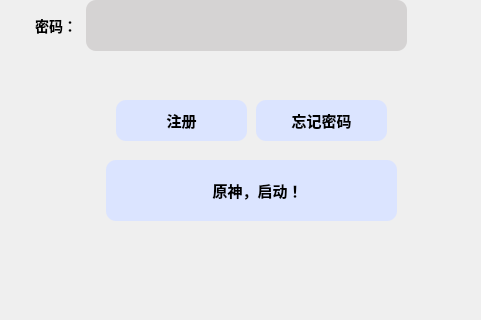
This is Client/login.ui in BIT-Linpop-DevTeam/LinpopClientDemo as Qt 5 draws it before an edit; both pictures show x 784 to 1265 and y 420 to 740 of the 1265 by 826 pixel window. The edited form follows.
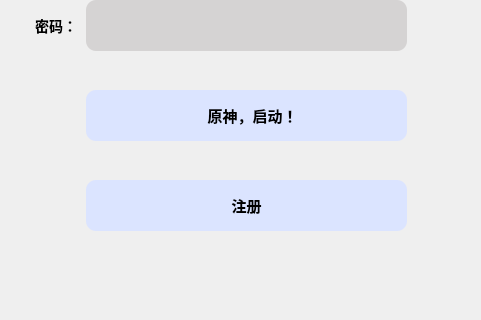
This is the edited form. Icons and pictures are not drawn.

Commit message: remove unuse funciton in ui

The edit to the form file:
```diff
--- a/Client/login.ui
+++ b/Client/login.ui
@@ -259,10 +259,10 @@
    <widget class="QPushButton" name="pushButton_2">
     <property name="geometry">
      <rect>
-      <x>900</x>
-      <y>520</y>
-      <width>131</width>
-      <height>41</height>
+      <x>870</x>
+      <y>600</y>
+      <width>321</width>
+      <height>51</height>
      </rect>
     </property>
     <property name="styleSheet">
@@ -280,10 +280,10 @@
    <widget class="QPushButton" name="pushButton">
     <property name="geometry">
      <rect>
-      <x>890</x>
-      <y>580</y>
-      <width>291</width>
-      <height>61</height>
+      <x>870</x>
+      <y>510</y>
+      <width>321</width>
+      <height>51</height>
      </rect>
     </property>
     <property name="styleSheet">
@@ -298,27 +298,6 @@
      <string>   原神，启动！</string>
     </property>
    </widget>
-   <widget class="QPushButton" name="pushButton_3">
-    <property name="geometry">
-     <rect>
-      <x>1040</x>
-      <y>520</y>
-      <width>131</width>
-      <height>41</height>
-     </rect>
-    </property>
-    <property name="styleSheet">
-     <string notr="true">*{
-	font: 12pt &quot;幼圆&quot;;
-color:rgb(0,0,0);
-font-weight:bold
-
-}</string>
-    </property>
-    <property name="text">
-     <string>忘记密码</string>
-    </property>
-   </widget>
    <widget class="QLabel" name="accountLabel_2">
     <property name="geometry">
      <rect>
```
The commit also changes 1 other file.
